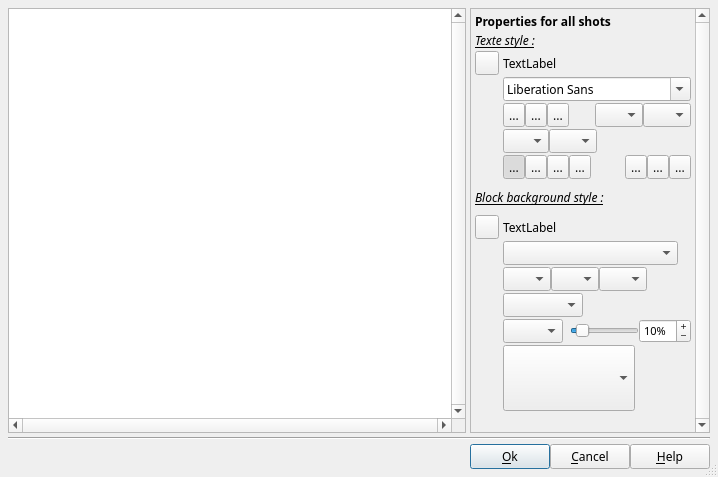
Old version of the form DlgTextEdit.ui in the repository boenki/ffdiaporama.
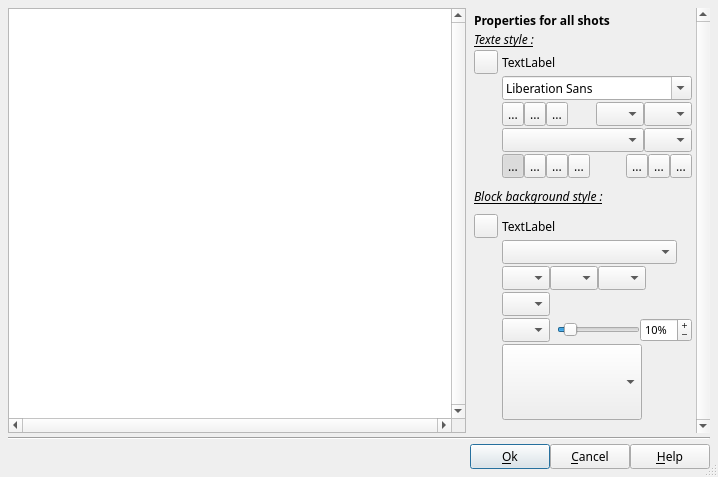
New version of the form. Icons and pictures are not drawn. Custom widgets are drawn as their Qt base class.

```diff
--- a/DlgTextEdit.ui
+++ b/DlgTextEdit.ui
@@ -85,6 +85,9 @@
          <height>16777215</height>
         </size>
        </property>
+       <property name="frameShape">
+        <enum>QFrame::NoFrame</enum>
+       </property>
        <property name="verticalScrollBarPolicy">
         <enum>Qt::ScrollBarAlwaysOn</enum>
        </property>
@@ -99,8 +102,8 @@
          <rect>
           <x>0</x>
           <y>0</y>
-          <width>220</width>
-          <height>420</height>
+          <width>223</width>
+          <height>430</height>
          </rect>
         </property>
         <property name="sizePolicy">
@@ -361,102 +364,7 @@
            </item>
           </layout>
          </item>
-         <item row="5" column="0">
-          <widget class="QLabel" name="label_4">
-           <property name="sizePolicy">
-            <sizepolicy hsizetype="Fixed" vsizetype="Fixed">
-             <horstretch>0</horstretch>
-             <verstretch>0</verstretch>
-            </sizepolicy>
-           </property>
-           <property name="text">
-            <string notr="true"/>
-           </property>
-           <property name="pixmap">
-            <pixmap>img/Shadow.png</pixmap>
-           </property>
-          </widget>
-         </item>
-         <item row="5" column="1">
-          <layout class="QHBoxLayout" name="horizontalLayout_6">
-           <property name="spacing">
-            <number>0</number>
-           </property>
-           <property name="margin">
-            <number>0</number>
-           </property>
-           <item>
-            <widget class="QComboBox" name="fontEffectCB">
-             <property name="sizePolicy">
-              <sizepolicy hsizetype="Fixed" vsizetype="Fixed">
-               <horstretch>0</horstretch>
-               <verstretch>0</verstretch>
-              </sizepolicy>
-             </property>
-             <property name="minimumSize">
-              <size>
-               <width>46</width>
-               <height>24</height>
-              </size>
-             </property>
-             <property name="maximumSize">
-              <size>
-               <width>46</width>
-               <height>24</height>
-              </size>
-             </property>
-             <property name="toolTip">
-              <string>Select font effect (outerline, shadow)</string>
-             </property>
-             <property name="styleSheet">
-              <string notr="true">QComboBox QAbstractItemView {
-background: #ffffff;
-color: #000000;
-}</string>
-             </property>
-            </widget>
-           </item>
-           <item>
-            <widget class="cCustomColorComboBox" name="StyleShadowColorCombo">
-             <property name="sizePolicy">
-              <sizepolicy hsizetype="Fixed" vsizetype="Fixed">
-               <horstretch>0</horstretch>
-               <verstretch>0</verstretch>
-              </sizepolicy>
-             </property>
-             <property name="minimumSize">
-              <size>
-               <width>48</width>
-               <height>24</height>
-              </size>
-             </property>
-             <property name="maximumSize">
-              <size>
-               <width>48</width>
-               <height>24</height>
-              </size>
-             </property>
-             <property name="toolTip">
-              <string>Select outerline/shadow color</string>
-             </property>
-            </widget>
-           </item>
-           <item>
-            <spacer name="horizontalSpacer_4">
-             <property name="orientation">
-              <enum>Qt::Horizontal</enum>
-             </property>
-             <property name="sizeHint" stdset="0">
-              <size>
-               <width>0</width>
-               <height>20</height>
-              </size>
-             </property>
-            </spacer>
-           </item>
-          </layout>
-         </item>
-         <item row="6" column="0">
+         <item row="9" column="0">
           <widget class="QLabel" name="label_3">
            <property name="sizePolicy">
             <sizepolicy hsizetype="Fixed" vsizetype="Fixed">
@@ -472,7 +380,7 @@
            </property>
           </widget>
          </item>
-         <item row="6" column="1">
+         <item row="9" column="1">
           <layout class="QHBoxLayout" name="horizontalLayout">
            <property name="spacing">
             <number>0</number>
@@ -725,7 +633,7 @@
            </item>
           </layout>
          </item>
-         <item row="9" column="0">
+         <item row="12" column="0">
           <widget class="QLabel" name="BrushTypeLabel">
            <property name="sizePolicy">
             <sizepolicy hsizetype="Fixed" vsizetype="Fixed">
@@ -744,7 +652,7 @@
            </property>
           </widget>
          </item>
-         <item row="9" column="1">
+         <item row="12" column="1">
           <widget class="QComboBox" name="BrushTypeCombo">
            <property name="sizePolicy">
             <sizepolicy hsizetype="Preferred" vsizetype="Fixed">
@@ -769,7 +677,7 @@
            </property>
           </widget>
          </item>
-         <item row="10" column="0">
+         <item row="13" column="0">
           <widget class="QLabel" name="ColorLabel1">
            <property name="sizePolicy">
             <sizepolicy hsizetype="Fixed" vsizetype="Fixed">
@@ -788,7 +696,7 @@
            </property>
           </widget>
          </item>
-         <item row="10" column="1">
+         <item row="13" column="1">
           <layout class="QHBoxLayout" name="horizontalLayout_3">
            <property name="spacing">
             <number>0</number>
@@ -886,7 +794,7 @@
            </item>
           </layout>
          </item>
-         <item row="11" column="0">
+         <item row="14" column="0">
           <widget class="QLabel" name="PatternLabel">
            <property name="sizePolicy">
             <sizepolicy hsizetype="Fixed" vsizetype="Fixed">
@@ -905,7 +813,7 @@
            </property>
           </widget>
          </item>
-         <item row="11" column="1">
+         <item row="14" column="1">
           <widget class="cCustomBrushComboBox" name="PatternBrushCombo">
            <property name="sizePolicy">
             <sizepolicy hsizetype="Fixed" vsizetype="Fixed">
@@ -915,13 +823,13 @@
            </property>
            <property name="minimumSize">
             <size>
-             <width>80</width>
+             <width>48</width>
              <height>24</height>
             </size>
            </property>
            <property name="maximumSize">
             <size>
-             <width>80</width>
+             <width>48</width>
              <height>24</height>
             </size>
            </property>
@@ -939,7 +847,7 @@
            </property>
           </widget>
          </item>
-         <item row="12" column="0">
+         <item row="15" column="0">
           <widget class="QLabel" name="IntermPosLabel">
            <property name="sizePolicy">
             <sizepolicy hsizetype="Fixed" vsizetype="Fixed">
@@ -958,7 +866,7 @@
            </property>
           </widget>
          </item>
-         <item row="12" column="1">
+         <item row="15" column="1">
           <layout class="QHBoxLayout" name="horizontalLayout_14">
            <property name="spacing">
             <number>0</number>
@@ -976,13 +884,13 @@
              </property>
              <property name="minimumSize">
               <size>
-               <width>60</width>
+               <width>48</width>
                <height>24</height>
               </size>
              </property>
              <property name="maximumSize">
               <size>
-               <width>60</width>
+               <width>48</width>
                <height>24</height>
               </size>
              </property>
@@ -1088,7 +996,7 @@
            </item>
           </layout>
          </item>
-         <item row="13" column="0">
+         <item row="16" column="0">
           <layout class="QVBoxLayout" name="verticalLayout_2">
            <property name="spacing">
             <number>0</number>
@@ -1139,7 +1047,7 @@
            </item>
           </layout>
          </item>
-         <item row="13" column="1">
+         <item row="16" column="1">
           <widget class="cBackgroundComboBox" name="BackgroundCombo">
            <property name="sizePolicy">
             <sizepolicy hsizetype="Fixed" vsizetype="Fixed">
@@ -1149,14 +1057,14 @@
            </property>
            <property name="minimumSize">
             <size>
-             <width>132</width>
-             <height>66</height>
+             <width>140</width>
+             <height>76</height>
             </size>
            </property>
            <property name="maximumSize">
             <size>
-             <width>132</width>
-             <height>66</height>
+             <width>140</width>
+             <height>76</height>
             </size>
            </property>
            <property name="toolTip">
@@ -1164,7 +1072,7 @@
            </property>
           </widget>
          </item>
-         <item row="14" column="0">
+         <item row="17" column="0">
           <spacer name="verticalSpacer">
            <property name="orientation">
             <enum>Qt::Vertical</enum>
@@ -1177,7 +1085,7 @@
            </property>
           </spacer>
          </item>
-         <item row="7" column="0" colspan="2">
+         <item row="10" column="0" colspan="2">
           <widget class="QLabel" name="BackgroundLabel">
            <property name="sizePolicy">
             <sizepolicy hsizetype="Preferred" vsizetype="Fixed">
@@ -1210,7 +1118,7 @@
            </property>
           </widget>
          </item>
-         <item row="8" column="0">
+         <item row="11" column="0">
           <widget class="QToolButton" name="BackgroundStyleBT">
            <property name="minimumSize">
             <size>
@@ -1236,7 +1144,7 @@
            </property>
           </widget>
          </item>
-         <item row="8" column="1">
+         <item row="11" column="1">
           <widget class="QLabel" name="BackgroundStyleED">
            <property name="sizePolicy">
             <sizepolicy hsizetype="Preferred" vsizetype="Fixed">
@@ -1327,6 +1235,82 @@
            </property>
           </widget>
          </item>
+         <item row="5" column="1">
+          <layout class="QHBoxLayout" name="horizontalLayout_4">
+           <property name="spacing">
+            <number>0</number>
+           </property>
+           <property name="margin">
+            <number>0</number>
+           </property>
+           <item>
+            <widget class="QComboBox" name="fontEffectCB">
+             <property name="minimumSize">
+              <size>
+               <width>0</width>
+               <height>24</height>
+              </size>
+             </property>
+             <property name="maximumSize">
+              <size>
+               <width>16777215</width>
+               <height>24</height>
+              </size>
+             </property>
+             <property name="toolTip">
+              <string>Select font effect (outerline, shadow)</string>
+             </property>
+             <property name="styleSheet">
+              <string notr="true">QComboBox QAbstractItemView {
+background: #ffffff;
+color: #000000;
+}</string>
+             </property>
+            </widget>
+           </item>
+           <item>
+            <widget class="cCustomColorComboBox" name="StyleShadowColorCombo">
+             <property name="sizePolicy">
+              <sizepolicy hsizetype="Fixed" vsizetype="Fixed">
+               <horstretch>0</horstretch>
+               <verstretch>0</verstretch>
+              </sizepolicy>
+             </property>
+             <property name="minimumSize">
+              <size>
+               <width>48</width>
+               <height>24</height>
+              </size>
+             </property>
+             <property name="maximumSize">
+              <size>
+               <width>48</width>
+               <height>24</height>
+              </size>
+             </property>
+             <property name="toolTip">
+              <string>Select outerline/shadow color</string>
+             </property>
+            </widget>
+           </item>
+          </layout>
+         </item>
+         <item row="5" column="0">
+          <widget class="QLabel" name="label_4">
+           <property name="sizePolicy">
+            <sizepolicy hsizetype="Fixed" vsizetype="Fixed">
+             <horstretch>0</horstretch>
+             <verstretch>0</verstretch>
+            </sizepolicy>
+           </property>
+           <property name="text">
+            <string notr="true"/>
+           </property>
+           <property name="pixmap">
+            <pixmap>img/Shadow.png</pixmap>
+           </property>
+          </widget>
+         </item>
         </layout>
        </widget>
       </widget>
```
Left out of the diff: 2 changed lines with no effect on the pictures.
